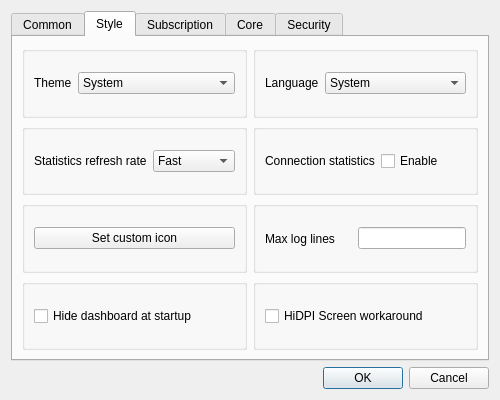
This is ui/dialog_basic_settings.ui in MatsuriDayo/nekoray as Qt 5 draws it before an edit. The edited form follows.
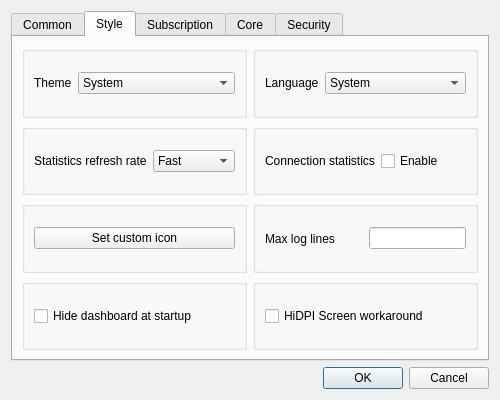
This is the edited form. The open tabs and pages were chosen to show the change. Custom widgets are drawn as their Qt base class.

The edit to the form file:
```diff
--- a/ui/dialog_basic_settings.ui
+++ b/ui/dialog_basic_settings.ui
@@ -288,7 +288,7 @@
             <item>
              <widget class="QLineEdit" name="max_log_line">
               <property name="sizePolicy">
-               <sizepolicy hsizetype="Preferred" vsizetype="Fixed">
+               <sizepolicy hsizetype="Ignored" vsizetype="Fixed">
                 <horstretch>0</horstretch>
                 <verstretch>0</verstretch>
                </sizepolicy>
```
